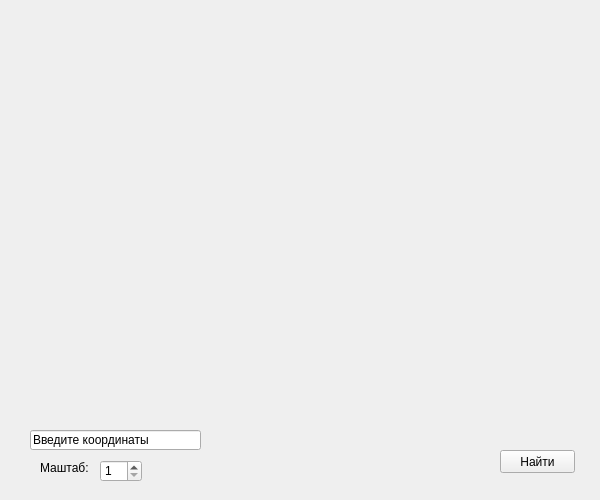
The window that main_window_designe.ui (Vladimir-Chernousov/Maps_API) describes before a commit, drawn with Qt 5.
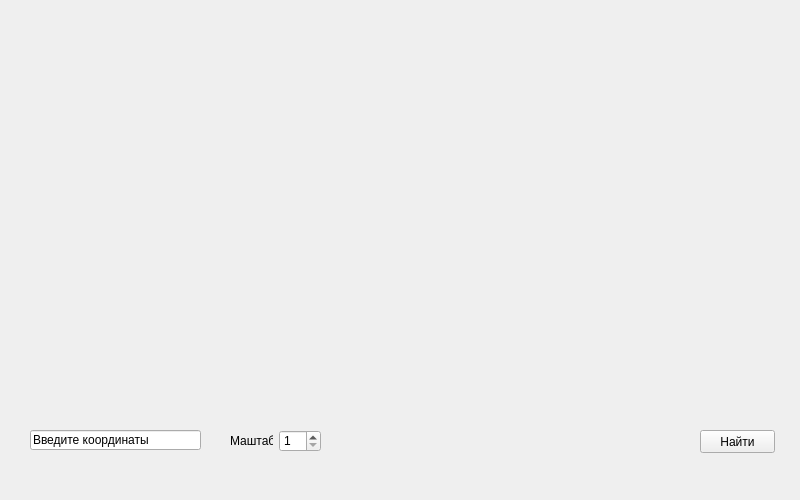
The same window after the commit.

What changed in the file:
```diff
--- a/main_window_designe.ui
+++ b/main_window_designe.ui
@@ -6,19 +6,19 @@
    <rect>
     <x>0</x>
     <y>0</y>
-    <width>600</width>
+    <width>800</width>
     <height>500</height>
    </rect>
   </property>
   <property name="minimumSize">
    <size>
-    <width>600</width>
+    <width>800</width>
     <height>500</height>
    </size>
   </property>
   <property name="maximumSize">
    <size>
-    <width>600</width>
+    <width>800</width>
     <height>500</height>
    </size>
   </property>
@@ -30,7 +30,7 @@
     <rect>
      <x>30</x>
      <y>60</y>
-     <width>531</width>
+     <width>741</width>
      <height>341</height>
     </rect>
    </property>
@@ -54,8 +54,8 @@
   <widget class="QPushButton" name="btn_search">
    <property name="geometry">
     <rect>
-     <x>500</x>
-     <y>450</y>
+     <x>700</x>
+     <y>430</y>
      <width>75</width>
      <height>23</height>
     </rect>
@@ -64,15 +64,25 @@
     <string>Найти</string>
    </property>
   </widget>
-  <widget class="QSpinBox" name="sp_size">
+  <widget class="QWidget" name="">
    <property name="geometry">
     <rect>
-     <x>100</x>
-     <y>460</y>
-     <width>42</width>
+     <x>230</x>
+     <y>430</y>
+     <width>91</width>
      <height>22</height>
     </rect>
    </property>
+   <layout class="QHBoxLayout" name="horizontalLayout">
+    <item>
+     <widget class="QLabel" name="label">
+      <property name="text">
+       <string>Маштаб:</string>
+      </property>
+     </widget>
+    </item>
+    <item>
+     <widget class="QSpinBox" name="sp_size">
    <property name="minimum">
     <number>1</number>
    </property>
@@ -80,18 +90,8 @@
     <number>100</number>
    </property>
   </widget>
-  <widget class="QLabel" name="label">
-   <property name="geometry">
-    <rect>
-     <x>40</x>
-     <y>460</y>
-     <width>51</width>
-     <height>16</height>
-    </rect>
-   </property>
-   <property name="text">
-    <string>Маштаб:</string>
-   </property>
+    </item>
+   </layout>
   </widget>
  </widget>
  <resources/>
```
Lines whose indentation alone changed are shown as unchanged.
